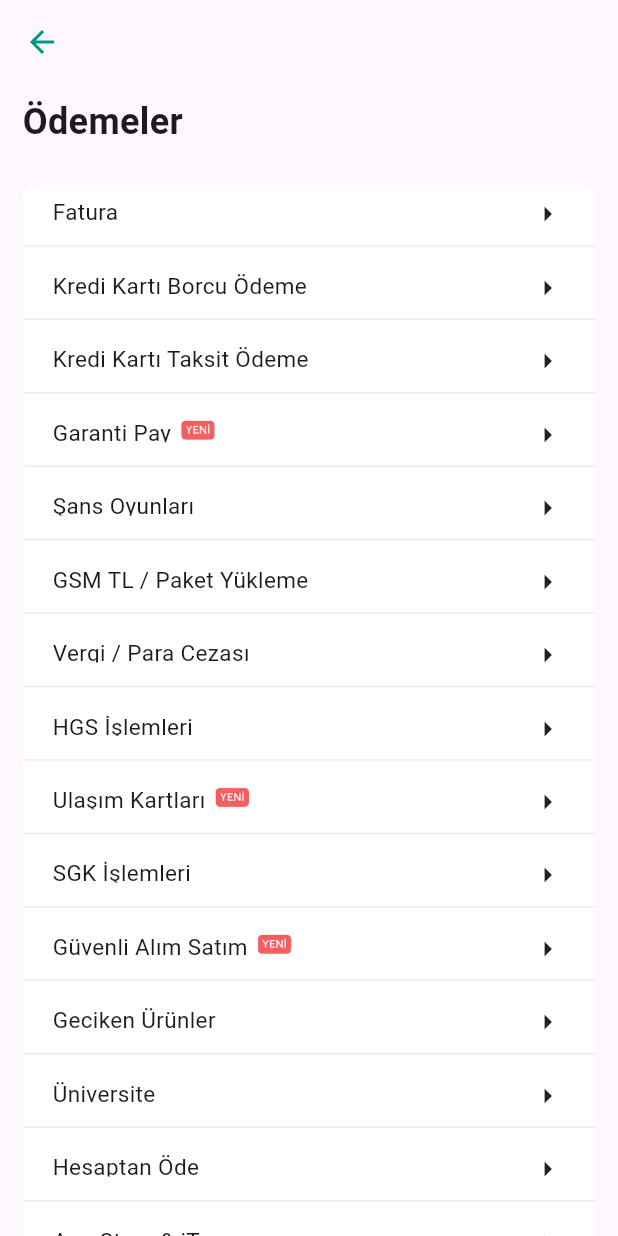
After one commit to Efet1022/garanti_project, a Flutter app: the PaymentsPage screen opened directly, on a phone screen of 412 x 824 dp. The commit adds this screen. Run offline on Flutter 3.47's test engine with Material 3 defaults, Android fonts, the phone set to English and light mode, and no system bars.

Commit message:
I finished the payments page.I still need to make some adjustments but i finished most of the layout. I will add the navigation bar and change the app bar to sliver app bar. Also made the navigation to the payments page from the transactions page.

```diff
--- a/lib/account_cardPage.dart
+++ b/lib/account_cardPage.dart
@@ -53,6 +53,8 @@ class AccountCard extends StatelessWidget {
                       BorderRadius.circular(10),
                 ),
                 child: Column(
+                  mainAxisAlignment:
+                      MainAxisAlignment.center,
                   children: [
                     ListTileKategoriler(
                       Icon(
--- /dev/null
+++ b/lib/paymentsPage.dart
@@ -0,0 +1,227 @@
+import 'package:flutter/material.dart';
+
+class PaymentsPage extends StatelessWidget {
+  const PaymentsPage({super.key});
+
+  @override
+  Widget build(BuildContext context) {
+    double maxheight =
+        MediaQuery.of(context).size.height;
+    double maxwidth =
+        MediaQuery.of(context).size.width;
+    return Scaffold(
+      appBar: AppBar(
+        leading: IconButton(
+          onPressed: () {
+            Navigator.pop(context);
+          },
+          icon: Icon(
+            Icons.arrow_back,
+            color: Colors.teal,
+          ),
+        ),
+      ),
+      body: Padding(
+        padding: const EdgeInsets.symmetric(
+          horizontal: 15,
+        ),
+        child: SingleChildScrollView(
+          child: Column(
+            children: [
+              SizedBox(height: maxheight * 0.01),
+              Row(
+                children: [
+                  Text(
+                    "Ödemeler",
+                    style: TextStyle(
+                      fontSize: 24,
+                      fontWeight: FontWeight.w600,
+                    ),
+                  ),
+                ],
+              ),
+              SizedBox(height: maxheight * 0.03),
+              Container(
+                height: maxheight * 0.96,
+                width: maxwidth,
+                decoration: BoxDecoration(
+                  color: Colors.white,
+                  borderRadius:
+                      BorderRadius.circular(10),
+                ),
+                child: Column(
+                  children: [
+                    ListTileKategoriler(
+                      "Fatura",
+                      maxheight,
+                      maxwidth,
+                    ),
+                    Dividing(maxwidth),
+                    ListTileKategoriler(
+                      "Kredi Kartı Borcu Ödeme",
+                      maxheight,
+                      maxwidth,
+                    ),
+                    Dividing(maxwidth),
+                    ListTileKategoriler(
+                      "Kredi Kartı Taksit Ödeme",
+                      maxheight,
+                      maxwidth,
+                    ),
+                    Dividing(maxwidth),
+                    ListTileKategoriler(
+                      "Garanti Pay",
+                      categoryImage:
+                          "images/yeni.png",
+                      maxheight,
+                      maxwidth,
+                    ),
+                    Dividing(maxwidth),
+                    ListTileKategoriler(
+                      "Şans Oyunları",
+                      maxheight,
+                      maxwidth,
+                    ),
+                    Dividing(maxwidth),
+                    ListTileKategoriler(
+                      "GSM TL / Paket Yükleme",
+                      maxheight,
+                      maxwidth,
+                    ),
+                    Dividing(maxwidth),
+                    ListTileKategoriler(
+                      "Vergi / Para Cezası",
+                      maxheight,
+                      maxwidth,
+                    ),
+                    Dividing(maxwidth),
+                    ListTileKategoriler(
+                      "HGS İşlemleri",
+                      maxheight,
+                      maxwidth,
+                    ),
+                    Dividing(maxwidth),
+                    ListTileKategoriler(
+                      "Ulaşım Kartları",
+                      categoryImage:
+                          "images/yeni.png",
+                      maxheight,
+                      maxwidth,
+                    ),
+                    Dividing(maxwidth),
+                    ListTileKategoriler(
+                      "SGK İşlemleri",
+                      maxheight,
+                      maxwidth,
+                    ),
+                    Dividing(maxwidth),
+                    ListTileKategoriler(
+                      "Güvenli Alım Satım",
+                      categoryImage:
+                          "images/yeni.png",
+                      maxheight,
+                      maxwidth,
+                    ),
+                    Dividing(maxwidth),
+                    ListTileKategoriler(
+                      "Geciken Ürünler",
+                      maxheight,
+                      maxwidth,
+                    ),
+                    Dividing(maxwidth),
+                    ListTileKategoriler(
+                      "Üniversite",
+                      maxheight,
+                      maxwidth,
+                    ),
+                    Dividing(maxwidth),
+                    ListTileKategoriler(
+                      "Hesaptan Öde",
+                      maxheight,
+                      maxwidth,
+                    ),
+                    Dividing(maxwidth),
+                    ListTileKategoriler(
+                      "App Store & iTunes",
+                      maxheight,
+                      maxwidth,
+                    ),
+                    Dividing(maxwidth),
+                    ListTileKategoriler(
+                      "Senet İşlemleri",
+                      maxheight,
+                      maxwidth,
+                    ),
+                    Dividing(maxwidth),
+                    ListTileKategoriler(
+                      "Bağış",
+                      maxheight,
+                      maxwidth,
+                    ),
+                  ],
+                ),
+              ),
+              SizedBox(height: maxheight * 0.05),
+            ],
+          ),
+        ),
+      ),
+    );
+  }
+}
+
+ListTileKategoriler(
+  String categoryTitle,
+  double maxheight,
+  double maxwidth, {
+  String? categoryImage,
+}) {
+  return SizedBox(
+    height: maxheight * 0.04,
+    width: maxwidth,
+    child: Padding(
+      padding: const EdgeInsets.symmetric(
+        horizontal: 10,
+      ),
+      child: Padding(
+        padding: const EdgeInsets.symmetric(
+          horizontal: 10,
+          vertical: 8,
+        ),
+        child: Row(
+          children: [
+            Text(
+              categoryTitle,
+              style: TextStyle(fontSize: 15),
+            ),
+            categoryImage != null
+                ? SizedBox(width: maxwidth * 0.01)
+                : Container(),
+            categoryImage != null
+                ? SizedBox(
+                  height: maxheight * 0.025,
+                  child: Image.asset(
+                    categoryImage,
+                  ),
+                )
+                : SizedBox(),
+            Spacer(),
+            Icon(Icons.arrow_right),
+          ],
+        ),
+      ),
+    ),
+  );
+}
+
+Dividing(double maxwidth) {
+  return Divider(
+    thickness: 1,
+    color: const Color.fromARGB(
+      255,
+      237,
+      236,
+      236,
+    ),
+  );
+}
--- a/lib/transactionsPage.dart
+++ b/lib/transactionsPage.dart
@@ -1,8 +1,16 @@
 import 'package:flutter/material.dart';
+import 'package:garanti_project/paymentsPage.dart';
 
-class Transactionspage extends StatelessWidget {
+class Transactionspage extends StatefulWidget {
   const Transactionspage({super.key});
 
+  @override
+  State<Transactionspage> createState() =>
+      _TransactionspageState();
+}
+
+class _TransactionspageState
+    extends State<Transactionspage> {
   @override
   Widget build(BuildContext context) {
     double maxheight =
@@ -67,17 +75,63 @@ class Transactionspage extends StatelessWidget {
                       maxwidth,
                     ),
                     Dividing(maxwidth),
-                    ListTileKategoriler(
-                      Icon(
-                        Icons
-                            .account_balance_wallet,
-                        color: Colors.teal,
+                    GestureDetector(
+                      onTap: () {
+                        setState(() {
+                          Navigator.push(
+                            context,
+                            MaterialPageRoute(
+                              builder:
+                                  (context) =>
+                                      PaymentsPage(),
+                            ),
+                          );
+                        });
+                      },
+                      child: SizedBox(
+                        height: maxheight * 0.038,
+                        width: maxwidth,
+                        child: Padding(
+                          padding:
+                              const EdgeInsets.symmetric(
+                                horizontal: 10,
+                              ),
+                          child: Row(
+                            children: [
+                              Padding(
+                                padding:
+                                    const EdgeInsets.only(
+                                      right: 10,
+                                    ),
+                                child: Icon(
+                                  Icons
+                                      .account_balance_wallet,
+                                  color:
+                                      Colors.teal,
+                                ),
+                              ),
+                              Text("Ödemeler"),
+                              SizedBox(
+                                width:
+                                    maxwidth *
+                                    0.01,
+                              ),
+                              SizedBox(
+                                height:
+                                    maxheight *
+                                    0.025,
+                                child: Image.asset(
+                                  "images/yeni.png",
+                                ),
+                              ),
+                              Spacer(),
+                              Icon(
+                                Icons.arrow_right,
+                              ),
+                            ],
+                          ),
+                        ),
                       ),
-                      "Ödemeler",
-                      maxheight,
-                      maxwidth,
-                      categoryImage:
-                          "images/yeni.png",
                     ),
                     Dividing(maxwidth),
                     ListTileKategoriler(
```
